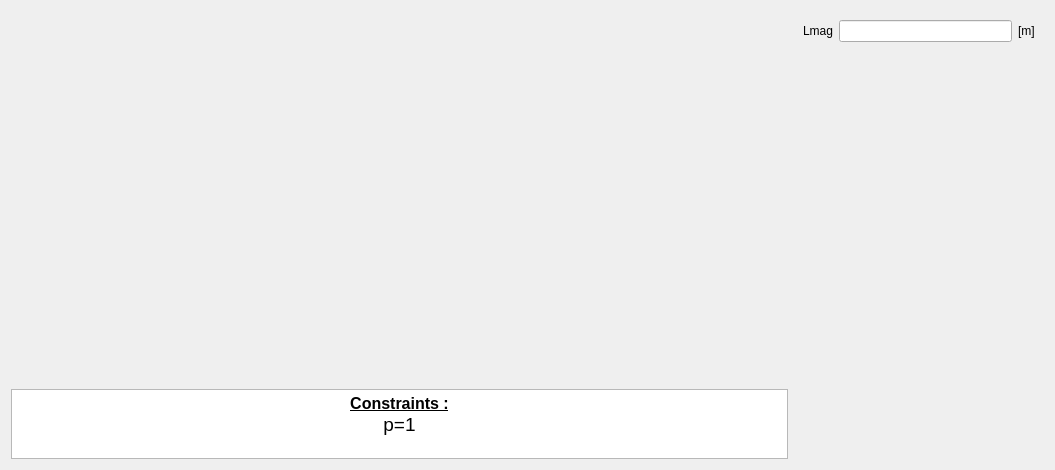
Before: the Qt Designer form pyleecan/GUI/Dialog/DMachineSetup/SMSlot/PMSlot17/PMSlot17.ui in Eomys/pyleecan, drawn with Qt 5.
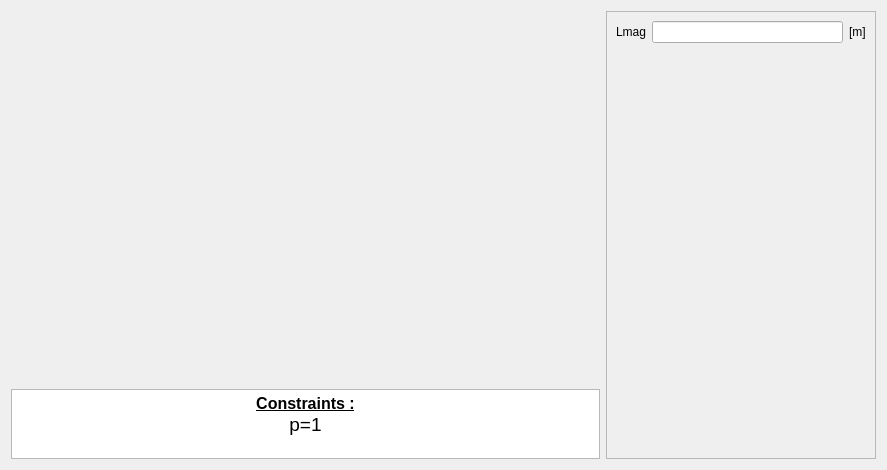
After: the same form once the commit is applied. Icons and pictures are not drawn. Custom widgets are drawn as their Qt base class.

Commit message: [CO] Scroll widget for right column

The edit to the form file:
```diff
--- a/pyleecan/GUI/Dialog/DMachineSetup/SMSlot/PMSlot17/PMSlot17.ui
+++ b/pyleecan/GUI/Dialog/DMachineSetup/SMSlot/PMSlot17/PMSlot17.ui
@@ -6,7 +6,7 @@
    <rect>
     <x>0</x>
     <y>0</y>
-    <width>1055</width>
+    <width>887</width>
     <height>470</height>
    </rect>
   </property>
@@ -86,18 +86,30 @@
     </layout>
    </item>
    <item>
-    <widget class="QWidget" name="widget" native="true">
+    <widget class="QScrollArea" name="scrollArea">
      <property name="minimumSize">
       <size>
-       <width>250</width>
+       <width>270</width>
        <height>0</height>
       </size>
      </property>
      <property name="maximumSize">
       <size>
-       <width>250</width>
+       <width>270</width>
        <height>16777215</height>
       </size>
+     </property>
+     <property name="widgetResizable">
+      <bool>true</bool>
+     </property>
+     <widget class="QWidget" name="scrollAreaWidgetContents">
+      <property name="geometry">
+       <rect>
+        <x>0</x>
+        <y>0</y>
+        <width>268</width>
+        <height>446</height>
+       </rect>
      </property>
      <layout class="QVBoxLayout" name="verticalLayout">
       <item>
@@ -138,6 +150,7 @@
        <widget class="WWSlotOut" name="w_out" native="true"/>
       </item>
      </layout>
+     </widget>
     </widget>
    </item>
   </layout>
```
Lines whose indentation alone changed are shown as unchanged. The commit also changes 84 other files.
